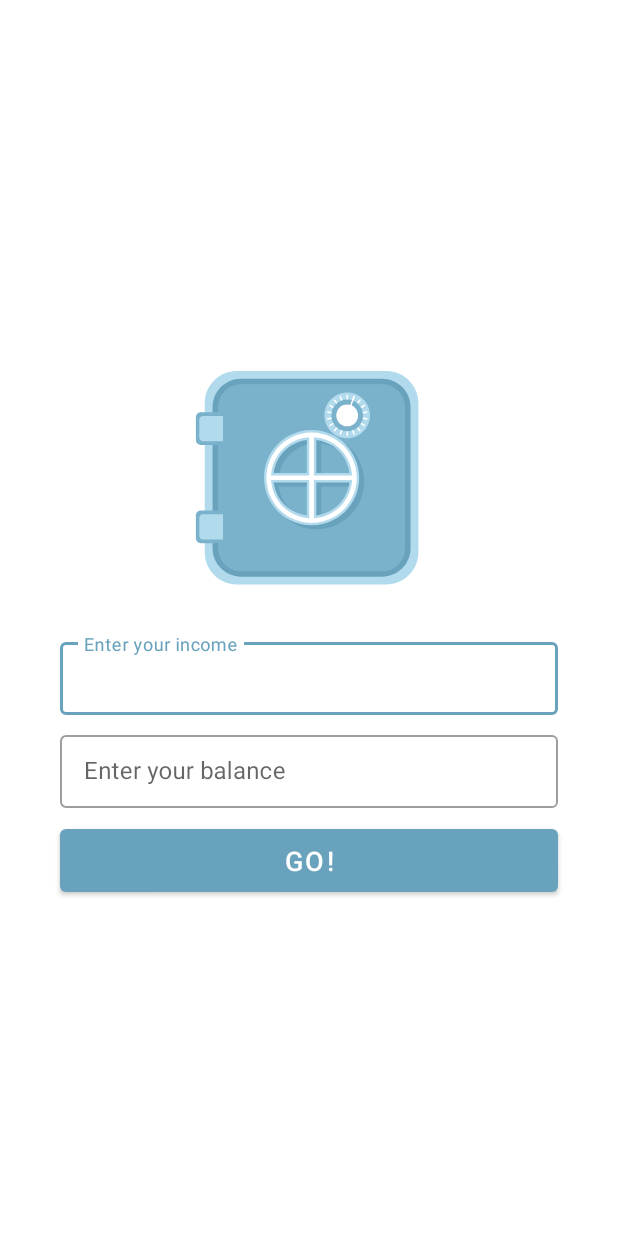
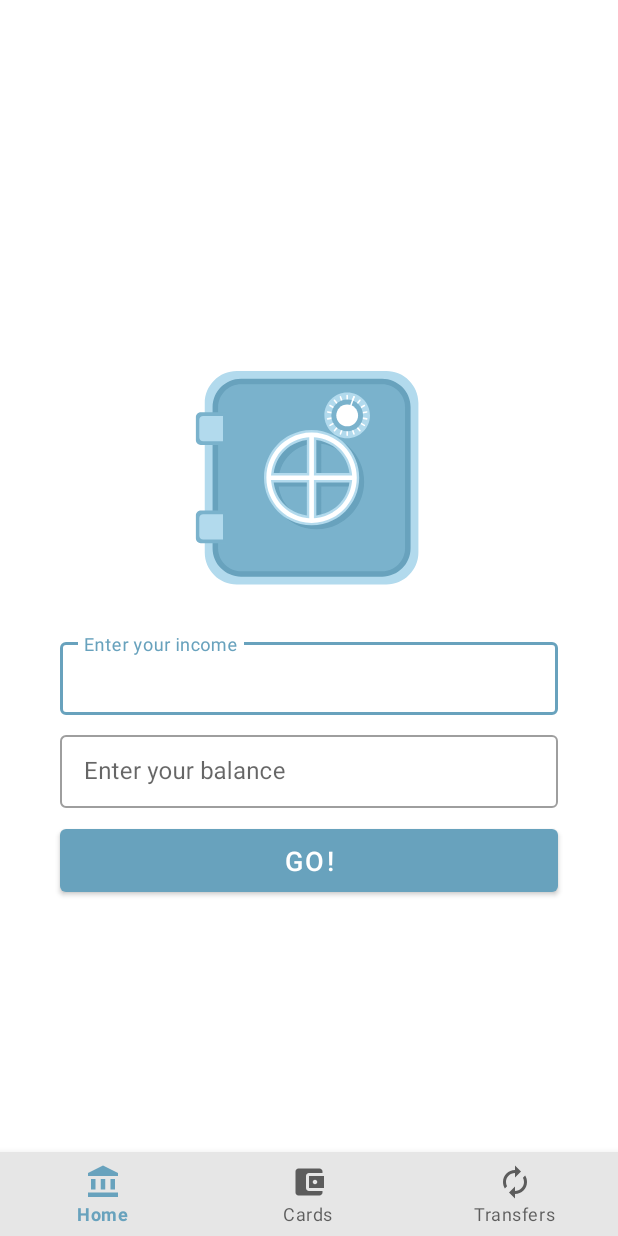
Before and after one commit to emdasoft/MyCheckUp, an Android app: the screen it shows after launch (MainActivity), on a phone screen of 412 x 824 dp. Run offline under Robolectric (Android 15) with nearby library versions, the phone set to English and light mode, and no system bars.

Commit message:
remake_Check

```diff
--- a/app/src/main/java/com/emdasoft/mycheckup/DataModel.kt
+++ b/app/src/main/java/com/emdasoft/mycheckup/DataModel.kt
@@ -4,6 +4,7 @@ import androidx.lifecycle.MutableLiveData
 import androidx.lifecycle.ViewModel
 
 open class DataModel : ViewModel() {
+
     val checkData: MutableLiveData<ArrayList<String>> by lazy {
         MutableLiveData<ArrayList<String>>()
     }
--- a/app/src/main/java/com/emdasoft/mycheckup/MainActivity.kt
+++ b/app/src/main/java/com/emdasoft/mycheckup/MainActivity.kt
@@ -14,6 +14,13 @@ class MainActivity : AppCompatActivity() {
         binding = ActivityMainBinding.inflate(layoutInflater)
         setContentView(binding.root)
         openFragment(MainFragment.newInstance())
+        binding.bottomNav.setOnNavigationItemSelectedListener {
+            when(it.itemId){
+                R.id.home -> openFragment(MainFragment.newInstance())
+                R.id.cards -> openFragment(ResultFragment.newInstance())
+            }
+            true
+        }
     }
 
     private fun openFragment(f: Fragment) {
--- /dev/null
+++ b/app/src/main/res/drawable/ic_cards.xml
@@ -0,0 +1,5 @@
+<vector android:height="24dp" android:tint="#FFFFFF"
+    android:viewportHeight="24" android:viewportWidth="24"
+    android:width="24dp" xmlns:android="http://schemas.android.com/apk/res/android">
+    <path android:fillColor="@android:color/white" android:pathData="M21,18v1c0,1.1 -0.9,2 -2,2L5,21c-1.11,0 -2,-0.9 -2,-2L3,5c0,-1.1 0.89,-2 2,-2h14c1.1,0 2,0.9 2,2v1h-9c-1.11,0 -2,0.9 -2,2v8c0,1.1 0.89,2 2,2h9zM12,16h10L22,8L12,8v8zM16,13.5c-0.83,0 -1.5,-0.67 -1.5,-1.5s0.67,-1.5 1.5,-1.5 1.5,0.67 1.5,1.5 -0.67,1.5 -1.5,1.5z"/>
+</vector>
--- /dev/null
+++ b/app/src/main/res/drawable/ic_home.xml
@@ -0,0 +1,9 @@
+<vector android:height="24dp" android:tint="#FFFFFF"
+    android:viewportHeight="24" android:viewportWidth="24"
+    android:width="24dp" xmlns:android="http://schemas.android.com/apk/res/android">
+    <path android:fillColor="@android:color/white" android:pathData="M4,10h3v7h-3z"/>
+    <path android:fillColor="@android:color/white" android:pathData="M10.5,10h3v7h-3z"/>
+    <path android:fillColor="@android:color/white" android:pathData="M2,19h20v3h-20z"/>
+    <path android:fillColor="@android:color/white" android:pathData="M17,10h3v7h-3z"/>
+    <path android:fillColor="@android:color/white" android:pathData="M12,1l-10,5l0,2l20,0l0,-2z"/>
+</vector>
--- /dev/null
+++ b/app/src/main/res/drawable/ic_transfers.xml
@@ -0,0 +1,5 @@
+<vector android:height="24dp" android:tint="#FFFFFF"
+    android:viewportHeight="24" android:viewportWidth="24"
+    android:width="24dp" xmlns:android="http://schemas.android.com/apk/res/android">
+    <path android:fillColor="@android:color/white" android:pathData="M12,6v3l4,-4 -4,-4v3c-4.42,0 -8,3.58 -8,8 0,1.57 0.46,3.03 1.24,4.26L6.7,14.8c-0.45,-0.83 -0.7,-1.79 -0.7,-2.8 0,-3.31 2.69,-6 6,-6zM18.76,7.74L17.3,9.2c0.44,0.84 0.7,1.79 0.7,2.8 0,3.31 -2.69,6 -6,6v-3l-4,4 4,4v-3c4.42,0 8,-3.58 8,-8 0,-1.57 -0.46,-3.03 -1.24,-4.26z"/>
+</vector>
--- a/app/src/main/res/layout/activity_main.xml
+++ b/app/src/main/res/layout/activity_main.xml
@@ -1,9 +1,29 @@
 <?xml version="1.0" encoding="utf-8"?>
-<androidx.fragment.app.FragmentContainerView
-    xmlns:android="http://schemas.android.com/apk/res/android"
+<androidx.constraintlayout.widget.ConstraintLayout xmlns:android="http://schemas.android.com/apk/res/android"
+    xmlns:app="http://schemas.android.com/apk/res-auto"
     xmlns:tools="http://schemas.android.com/tools"
-    android:id="@+id/placeHolder"
     android:layout_width="match_parent"
-    android:layout_height="match_parent"
-    android:name="com.emdasoft.mycheckup.MainFragment"
-    tools:layout="@layout/fragment_main" />
+    android:layout_height="match_parent">
+
+    <androidx.fragment.app.FragmentContainerView
+        android:id="@+id/placeHolder"
+        android:name="com.emdasoft.mycheckup.MainFragment"
+        android:layout_width="match_parent"
+        android:layout_height="match_parent"
+        app:layout_constraintEnd_toEndOf="parent"
+        app:layout_constraintStart_toStartOf="parent"
+        app:layout_constraintTop_toTopOf="parent"
+        tools:layout="@layout/fragment_main" />
+
+    <com.google.android.material.bottomnavigation.BottomNavigationView
+        android:id="@+id/bottomNav"
+        android:layout_width="0dp"
+        android:layout_height="wrap_content"
+        android:background="@color/menu_bgr"
+        app:layout_constraintBottom_toBottomOf="@+id/placeHolder"
+        app:layout_constraintEnd_toEndOf="parent"
+        app:layout_constraintStart_toStartOf="parent"
+        app:menu="@menu/bottom_menu" />
+
+
+</androidx.constraintlayout.widget.ConstraintLayout>
--- /dev/null
+++ b/app/src/main/res/menu/bottom_menu.xml
@@ -0,0 +1,17 @@
+<?xml version="1.0" encoding="utf-8"?>
+<menu xmlns:android="http://schemas.android.com/apk/res/android">
+    <item
+        android:id="@+id/home"
+        android:title="@string/home_menu_btn"
+        android:icon="@drawable/ic_home"/>
+
+    <item
+        android:id="@+id/cards"
+        android:title="@string/cards_menu_btn"
+        android:icon="@drawable/ic_cards"/>
+
+    <item
+        android:id="@+id/transfers"
+        android:title="@string/transfer_menu_btn"
+        android:icon="@drawable/ic_transfers"/>
+</menu>
--- a/app/src/main/res/values/colors.xml
+++ b/app/src/main/res/values/colors.xml
@@ -7,4 +7,5 @@
     <color name="black">#FF000000</color>
     <color name="white">#FFFFFFFF</color>
     <color name="btn_color">#B2DAED</color>
+    <color name="menu_bgr">#e6e6e6</color>
 </resources>
--- a/app/src/main/res/values/strings.xml
+++ b/app/src/main/res/values/strings.xml
@@ -5,5 +5,8 @@
     <string name="balance_hint">Enter your balance</string>
     <string name="btn_go" translatable="false">Go!</string>
     <string name="Error">Data was not entered or entered incorrectly</string>
+    <string name="home_menu_btn">Home</string>
+    <string name="cards_menu_btn">Cards</string>
+    <string name="transfer_menu_btn">Transfers</string>
     <!-- TODO: Remove or change this placeholder text -->
 </resources>
--- a/app/src/main/res/values/themes.xml
+++ b/app/src/main/res/values/themes.xml
@@ -10,7 +10,7 @@
         <!-- Customize your theme here. -->
         <item name="windowActionBar">false</item>
         <item name="windowNoTitle">true</item>
-        <item name="android:navigationBarColor">@color/main_color</item>
+<!--        <item name="android:navigationBarColor">@color/main_color</item>-->
     </style>
 
 </resources>
```
Also changed, not shown: 1 other file.
